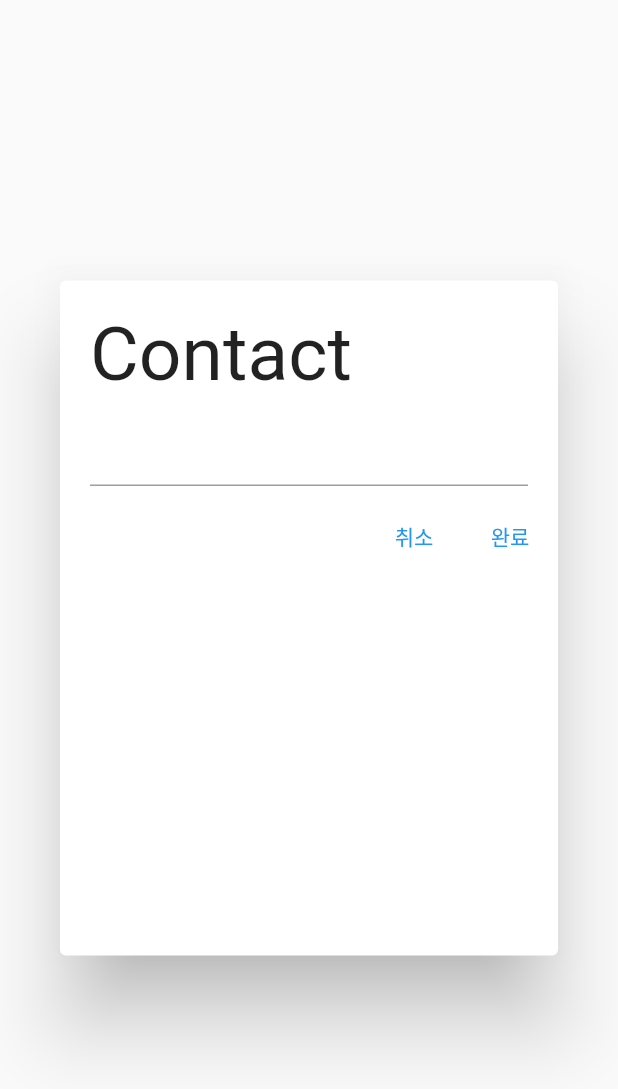
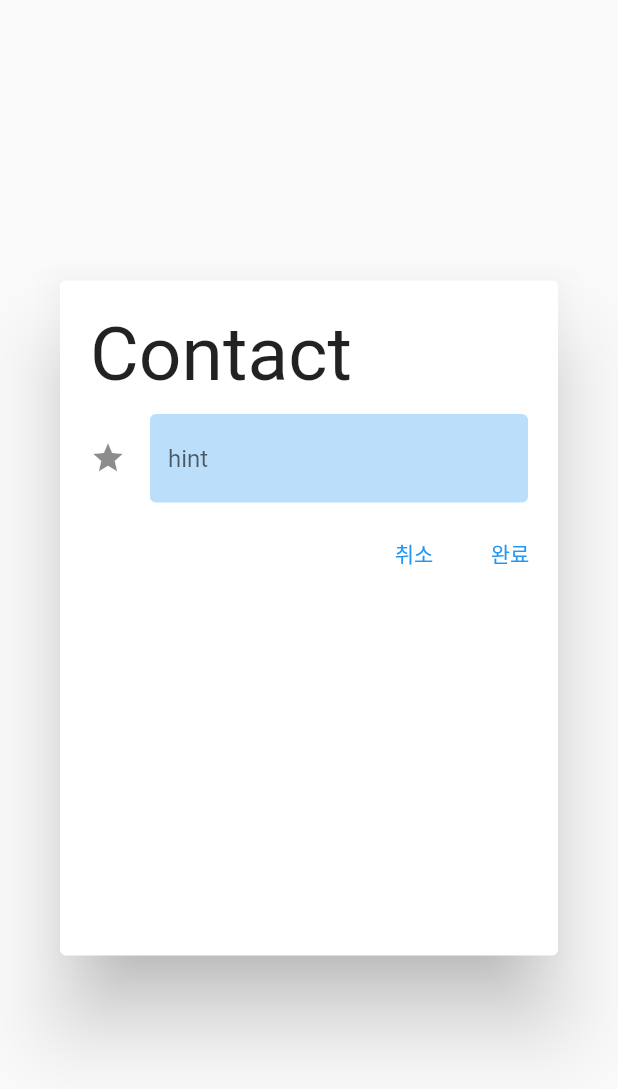
Before and after one commit to chachacha12/contact, a Flutter app: the DialogUI widget shown alone on an empty page, opened directly, on a phone screen of 412 x 824 dp. Shown: the top 1089 px of the screen. Run offline on Flutter 3.47's test engine with Material 2 defaults, Android fonts, the phone set to English and light mode, and no system bars; our stand-ins replace contacts_service, permission_handler.

Commit message:
textField design practice

```diff
--- a/lib/main.dart
+++ b/lib/main.dart
@@ -111,7 +111,17 @@ class DialogUI extends StatelessWidget {
               ),
               Padding(
                 padding: const EdgeInsets.fromLTRB(20, 10, 20, 10),
-                child: TextField( controller: inputData,),
+                child: TextField( controller: inputData,
+                  decoration: InputDecoration(
+                      icon: Icon(Icons.star) ,
+                      hintText: 'hint',
+                      filled: true,
+                      fillColor: Colors.blue.shade100,
+                      enabledBorder: OutlineInputBorder(
+                        borderSide: BorderSide.none,
+                      )
+                  ),
+                ),
               ),
 
 
```
Also changed, not shown: 4 other files.
